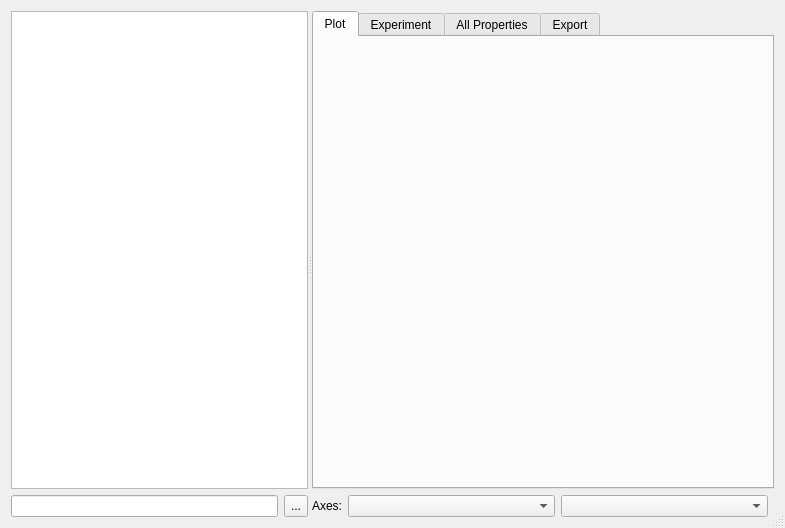
First picture: the form in ui/scanviewer.ui, repository t-weber/takin, before the edit.
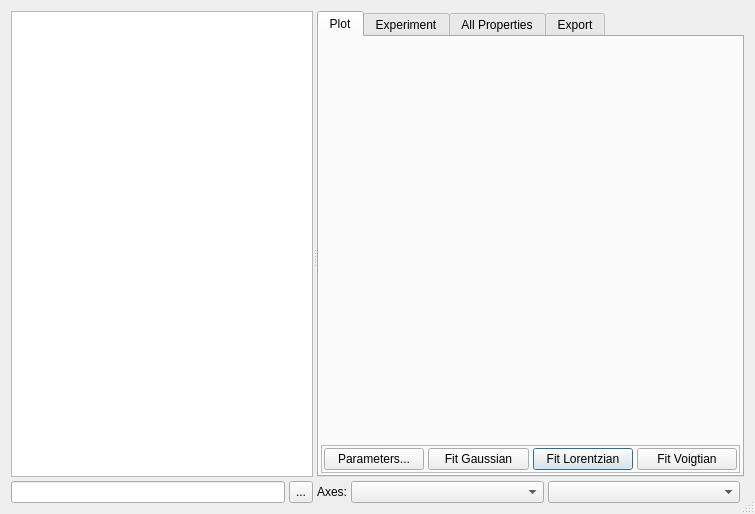
Second picture: the form after the edit. Custom widgets are drawn as their Qt base class.

Diff of the .ui file:
```diff
--- a/ui/scanviewer.ui
+++ b/ui/scanviewer.ui
@@ -6,8 +6,8 @@
    <rect>
     <x>0</x>
     <y>0</y>
-    <width>785</width>
-    <height>528</height>
+    <width>755</width>
+    <height>514</height>
    </rect>
   </property>
   <property name="windowTitle">
@@ -30,6 +30,9 @@
      </property>
      <widget class="QWidget" name="layoutWidget">
       <layout class="QGridLayout" name="gridLayout">
+       <property name="spacing">
+        <number>4</number>
+       </property>
        <item row="1" column="0">
         <widget class="QLineEdit" name="editPath">
          <property name="sizePolicy">
@@ -76,16 +79,9 @@
        <property name="sizeConstraint">
         <enum>QLayout::SetDefaultConstraint</enum>
        </property>
-       <item row="1" column="1">
-        <widget class="QComboBox" name="comboX">
-         <property name="sizePolicy">
-          <sizepolicy hsizetype="Preferred" vsizetype="Fixed">
-           <horstretch>1</horstretch>
-           <verstretch>0</verstretch>
-          </sizepolicy>
-         </property>
-        </widget>
-       </item>
+       <property name="spacing">
+        <number>4</number>
+       </property>
        <item row="1" column="0">
         <widget class="QLabel" name="label">
          <property name="sizePolicy">
@@ -119,6 +115,12 @@
            <string>Plot</string>
           </attribute>
           <layout class="QGridLayout" name="gridLayout_5">
+           <property name="margin">
+            <number>2</number>
+           </property>
+           <property name="spacing">
+            <number>4</number>
+           </property>
            <item row="0" column="0">
             <widget class="QwtPlot" name="plot">
              <property name="sizePolicy">
@@ -129,6 +131,61 @@
              </property>
             </widget>
            </item>
+           <item row="1" column="0">
+            <widget class="QFrame" name="frame">
+             <property name="frameShape">
+              <enum>QFrame::StyledPanel</enum>
+             </property>
+             <property name="frameShadow">
+              <enum>QFrame::Raised</enum>
+             </property>
+             <layout class="QGridLayout" name="gridLayout_11">
+              <property name="margin">
+               <number>2</number>
+              </property>
+              <property name="spacing">
+               <number>4</number>
+              </property>
+              <item row="0" column="2">
+               <widget class="QPushButton" name="btnLorentz">
+                <property name="text">
+                 <string>Fit Lorentzian</string>
+                </property>
+               </widget>
+              </item>
+              <item row="0" column="3">
+               <widget class="QPushButton" name="btnVoigt">
+                <property name="text">
+                 <string>Fit Voigtian</string>
+                </property>
+                <property name="flat">
+                 <bool>false</bool>
+                </property>
+               </widget>
+              </item>
+              <item row="0" column="1">
+               <widget class="QPushButton" name="btnGauss">
+                <property name="sizePolicy">
+                 <sizepolicy hsizetype="Minimum" vsizetype="Fixed">
+                  <horstretch>0</horstretch>
+                  <verstretch>0</verstretch>
+                 </sizepolicy>
+                </property>
+                <property name="text">
+                 <string>Fit Gaussian</string>
+                </property>
+               </widget>
+              </item>
+              <item row="0" column="0">
+               <widget class="QPushButton" name="btnParam">
+                <property name="text">
+                 <string>Parameters...</string>
+                </property>
+               </widget>
+              </item>
+             </layout>
+            </widget>
+           </item>
           </layout>
          </widget>
          <widget class="QWidget" name="tab">
@@ -136,6 +193,12 @@
            <string>Experiment</string>
           </attribute>
           <layout class="QGridLayout" name="gridLayout_7">
+           <property name="margin">
+            <number>2</number>
+           </property>
+           <property name="spacing">
+            <number>4</number>
+           </property>
            <item row="3" column="0">
             <spacer name="verticalSpacer">
              <property name="orientation">
@@ -158,6 +221,12 @@
               <string>Scattering Plane</string>
              </property>
              <layout class="QGridLayout" name="gridLayout_8">
+              <property name="margin">
+               <number>4</number>
+              </property>
+              <property name="spacing">
+               <number>2</number>
+              </property>
               <item row="0" column="0">
                <widget class="QLabel" name="label_8">
                 <property name="text">
@@ -223,6 +292,12 @@
               <string>Experiment</string>
              </property>
              <layout class="QGridLayout" name="gridLayout_9">
+              <property name="margin">
+               <number>4</number>
+              </property>
+              <property name="spacing">
+               <number>2</number>
+              </property>
               <item row="1" column="1">
                <widget class="QLineEdit" name="editUser">
                 <property name="readOnly">
@@ -335,6 +410,12 @@
               <bool>false</bool>
              </property>
              <layout class="QGridLayout" name="gridLayout_6">
+              <property name="margin">
+               <number>4</number>
+              </property>
+              <property name="spacing">
+               <number>2</number>
+              </property>
               <item row="2" column="0">
                <widget class="QLabel" name="label_4">
                 <property name="text">
@@ -445,6 +526,12 @@
            <string>All Properties</string>
           </attribute>
           <layout class="QGridLayout" name="gridLayout_4">
+           <property name="margin">
+            <number>2</number>
+           </property>
+           <property name="spacing">
+            <number>4</number>
+           </property>
            <item row="0" column="0">
             <widget class="QTableWidget" name="tableProps">
              <property name="alternatingRowColors">
@@ -471,6 +558,12 @@
            <string>Export</string>
           </attribute>
           <layout class="QGridLayout" name="gridLayout_10">
+           <property name="margin">
+            <number>2</number>
+           </property>
+           <property name="spacing">
+            <number>4</number>
+           </property>
            <item row="0" column="0">
             <widget class="QLabel" name="label_14">
              <property name="text">
@@ -522,6 +615,16 @@
          </widget>
         </widget>
        </item>
+       <item row="1" column="1">
+        <widget class="QComboBox" name="comboX">
+         <property name="sizePolicy">
+          <sizepolicy hsizetype="Preferred" vsizetype="Fixed">
+           <horstretch>1</horstretch>
+           <verstretch>0</verstretch>
+          </sizepolicy>
+         </property>
+        </widget>
+       </item>
       </layout>
      </widget>
     </widget>
```
Left out of the diff: 8 changed lines with no effect on the pictures.
